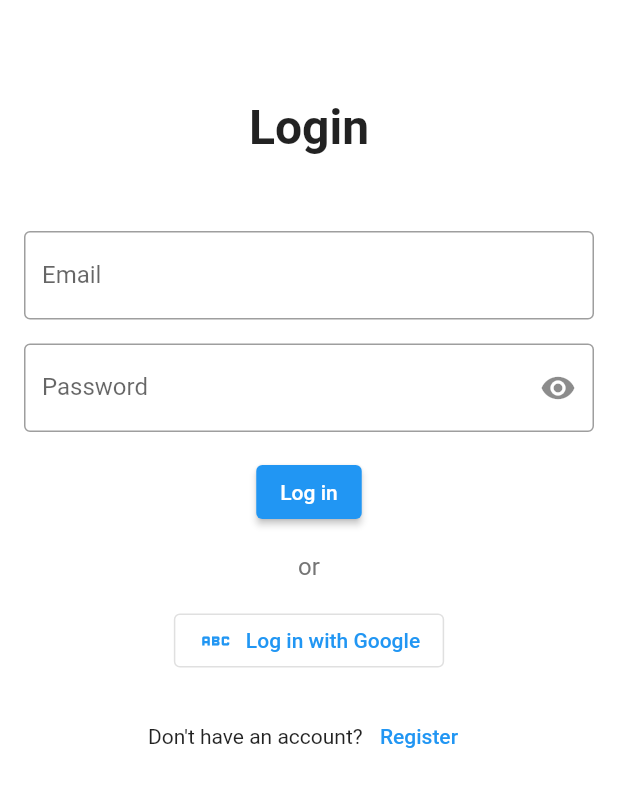
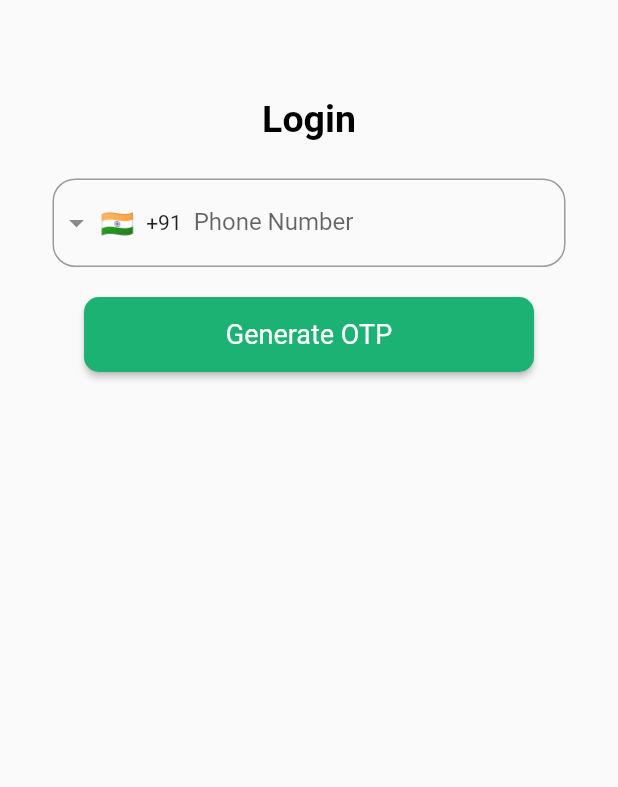
Before and after one commit to Palash2911/Taskbuddy, a Flutter app: the LoginScreen screen opened directly, on a phone screen of 412 x 824 dp. Shown: the top 787 px of the screen. Run offline on Flutter 3.47's test engine with Material 2 defaults, Android fonts, the phone set to English and light mode, and no system bars; drawn by our look-alikes of intl_phone_field; our stand-ins replace cloud_firestore, firebase_auth, firebase_core, fluttertoast, google_fonts, shared_preferences; accounts and stored records are empty.

Commit message:
login + otp

```diff
--- a/lib/views/login.dart
+++ b/lib/views/login.dart
@@ -1,114 +1,146 @@
 import 'package:flutter/material.dart';
-import 'package:taskbuddy/views/register.dart';
+import 'package:fluttertoast/fluttertoast.dart';
+import 'package:intl_phone_field/intl_phone_field.dart';
+import 'package:taskbuddy/providers/auth_provider.dart';
+import 'package:taskbuddy/views/constants.dart';
 
 class LoginScreen extends StatefulWidget {
+  LoginScreen({Key? key}) : super(key: key);
+
   @override
-  _LoginScreenState createState() => _LoginScreenState();
+  State<LoginScreen> createState() => _LoginScreenState();
 }
 
 class _LoginScreenState extends State<LoginScreen> {
-  final _formKey = GlobalKey<FormState>();
-  bool _isObscure = true;
+  final _phoneController = TextEditingController();
+  String phoneNo = "";
+
+  var isLoading = false;
+  final _form = GlobalKey<FormState>();
+
+  @override
+  void initState() {
+    super.initState();
+    _phoneController.text = "";
+  }
+
+  // Future _sendOtp(BuildContext ctx) async {
+  //   final isValid = _form.currentState!.validate();
+  //   isLoading = true;
+  //   _form.currentState!.save();
+  //   if (isValid) {
+  //     await Provider.of<Auth>(ctx, listen: false)
+  //         .authenticate(phoneNo)
+  //         .catchError((e) {
+  //       Fluttertoast.showToast(
+  //         msg: e,
+  //         toastLength: Toast.LENGTH_SHORT,
+  //         timeInSecForIosWeb: 1,
+  //         backgroundColor: kprimaryColor,
+  //         textColor: Colors.white,
+  //         fontSize: 16.0,
+  //       );
+  //     }).then((value) {
+  //       Fluttertoast.showToast(
+  //         msg: "OTP Sent Successfully !",
+  //         toastLength: Toast.LENGTH_SHORT,
+  //         timeInSecForIosWeb: 1,
+  //         backgroundColor: kprimaryColor,
+  //         textColor: Colors.white,
+  //         fontSize: 16.0,
+  //       );
+  //       Navigator.of(context)
+  //           .pushReplacementNamed(OtpScreen.routeName, arguments: phoneNo);
+  //     });
+  //   } else {
+  //     Fluttertoast.showToast(
+  //       msg: "Enter A Valid Number !",
+  //       toastLength: Toast.LENGTH_SHORT,
+  //       timeInSecForIosWeb: 1,
+  //       backgroundColor: Colors.green,
+  //       textColor: Colors.white,
+  //       fontSize: 16.0,
+  //     );
+  //   }
+  // }
 
   @override
   Widget build(BuildContext context) {
     return Scaffold(
-      backgroundColor: Colors.white,
-      body: SafeArea(
-        child: SingleChildScrollView(
+      body: isLoading
+          ? Center(
+              child: SizedBox(
+                height: 200.0,
+                child: Image.asset(
+                  'assets/images/loading.gif',
+                  fit: BoxFit.contain,
+                ),
+              ),
+            )
+          : SingleChildScrollView(
+              child: SafeArea(
                 child: Padding(
-            padding: const EdgeInsets.all(16.0),
-            child: Form(
-              key: _formKey,
+                  padding: const EdgeInsets.symmetric(
+                      horizontal: 35.0, vertical: 45.0),
                   child: Column(
-                crossAxisAlignment: CrossAxisAlignment.center,
-                children: [
-                  SizedBox(height: 50),
-                  Text(
+                    mainAxisAlignment: MainAxisAlignment.center,
+                    children: <Widget>[
+                      const SizedBox(height: 20),
+                      const Center(
+                        child: Text(
                           "Login",
                           style: TextStyle(
-                      fontSize: 32,
                             fontWeight: FontWeight.bold,
+                            color: Colors.black,
+                            fontSize: 25,
                           ),
                         ),
-                  SizedBox(height: 50),
-                  TextFormField(
-                    keyboardType: TextInputType.emailAddress,
+                      ),
+                      const SizedBox(
+                        height: 20,
+                      ),
+                      const SizedBox(height: 5),
+                      Form(
+                        key: _form,
+                        child: IntlPhoneField(
+                          controller: _phoneController,
                           decoration: InputDecoration(
-                      labelText: 'Email',
-                      border: OutlineInputBorder(),
+                            labelText: 'Phone Number',
+                            counterText: "",
+                            border: OutlineInputBorder(
+                              borderRadius: BorderRadius.circular(15.0),
+                            ),
                           ),
                           validator: (value) {
-                      if (value!.isEmpty) {
-                        return 'Please enter your email';
+                            if (value!.number.isEmpty) {
+                              return 'Please Enter Valid Number!';
                             }
                             return null;
                           },
-                  ),
-                  SizedBox(height: 16),
-                  TextFormField(
-                    obscureText: _isObscure,
-                    decoration: InputDecoration(
-                      labelText: 'Password',
-                      border: OutlineInputBorder(),
-                      suffixIcon: GestureDetector(
-                        onTap: () {
+                          initialCountryCode: 'IN',
+                          onChanged: (phone) {
                             setState(() {
-                            _isObscure = !_isObscure;
+                              phoneNo = phone.completeNumber.toString();
                             });
                           },
-                        child: Icon(
-                          _isObscure ? Icons.visibility : Icons.visibility_off,
                         ),
                       ),
-                    ),
-                    validator: (value) {
-                      if (value!.isEmpty) {
-                        return 'Please enter your password';
-                      }
-                      return null;
-                    },
-                  ),
-                  SizedBox(height: 16),
+                      const SizedBox(height: 20),
                       ElevatedButton(
-                    onPressed: () {
-                      if (_formKey.currentState!.validate()) {}
-                    },
-                    child: Text("Log in"),
-                  ),
-                  SizedBox(height: 16),
-                  Text(
-                    "or",
-                    textAlign: TextAlign.center,
-                    style: TextStyle(
-                      fontSize: 16,
-                      color: Colors.grey[600],
-                    ),
-                  ),
-                  SizedBox(height: 16),
-                  OutlinedButton.icon(
                         onPressed: () {},
-                    icon: Icon(Icons.abc),
-                    label: Text("Log in with Google"),
-                  ),
-                  SizedBox(height: 16),
-                  Row(
-                    mainAxisAlignment: MainAxisAlignment.center,
-                    children: [
-                      Text("Don't have an account? "),
-                      TextButton(
-                        onPressed: () {
-                          Navigator.push(
-                              context,
-                              MaterialPageRoute(
-                                  builder: (context) => RegisterScreen()));
-                        },
-                        child: Text("Register"),
+                        style: ElevatedButton.styleFrom(
+                            fixedSize: const Size(300, 50),
+                            shape: RoundedRectangleBorder(
+                                borderRadius: BorderRadius.circular(10)),
+                            backgroundColor: kprimaryColor,
+                            padding: const EdgeInsets.symmetric(
+                                horizontal: 20, vertical: 10),
+                            textStyle: const TextStyle(
+                              fontSize: 18,
+                            )),
+                        child: const Text('Generate OTP'),
                       ),
                     ],
-                  ),
-                ],
-              ),
                   ),
                 ),
               ),
--- a/pubspec.yaml
+++ b/pubspec.yaml
@@ -40,6 +40,8 @@ dependencies:
   shared_preferences: ^2.0.18
   flutter_slidable: ^3.0.0
   google_fonts: ^4.0.4
+  fluttertoast: ^8.2.1
+  intl_phone_field: ^3.1.0
 
 dev_dependencies:
   flutter_test:
```
Also changed, not shown: lib/views/otp.dart (added, +289 -0 lines), pubspec.lock. Lines whose indentation alone changed are shown as unchanged.
